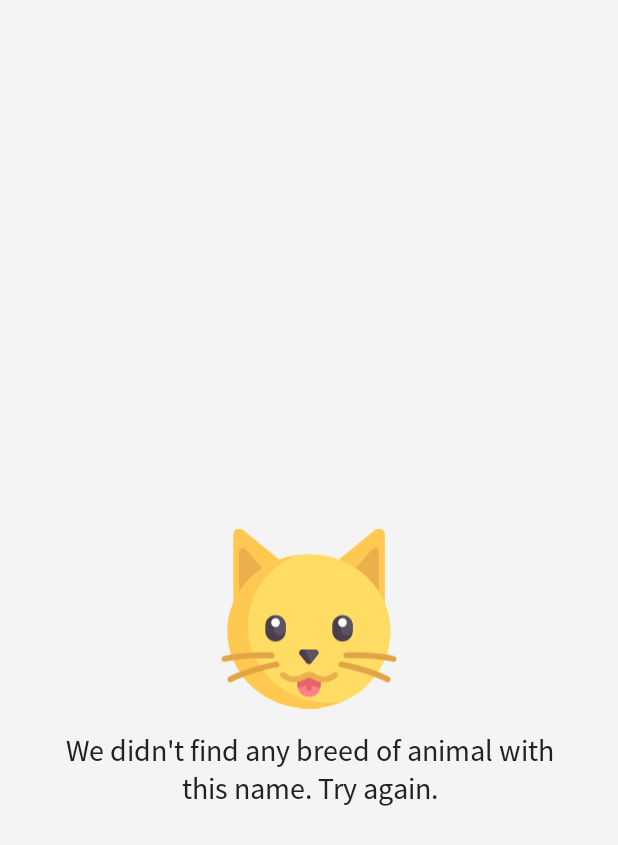
After one commit to lucasdias4/cat_and_dog_searcher, an Android app: the layout success_without_content_view.xml on its own in the app's theme, with its tools: preview values and no code run, on a phone screen of 412 x 824 dp. The commit adds this screen. Shown: the top 845 px of the screen. Run offline under Robolectric (Android 15) with nearby library versions, the phone set to English and light mode, and no system bars.

Commit message:
feature: success without content implemented

```diff
--- a/base/build.gradle
+++ b/base/build.gradle
@@ -44,6 +44,7 @@ android {
 dependencies {
     implementation project (Dependencies.Module.core)
     implementation project (Dependencies.Module.extensions)
+    implementation project (Dependencies.Module.resource)
     implementation project (Dependencies.Module.ui_component)
 
     implementation Dependencies.Core.navigation_fragment
--- a/base/src/main/java/com/lucasdias/base/presentation/BaseFragment.kt
+++ b/base/src/main/java/com/lucasdias/base/presentation/BaseFragment.kt
@@ -3,7 +3,6 @@ package com.lucasdias.base.presentation
 import android.os.Bundle
 import android.view.View
 import android.view.ViewGroup
-import android.widget.Toast
 import androidx.activity.OnBackPressedCallback
 import androidx.annotation.IdRes
 import androidx.annotation.LayoutRes
@@ -22,15 +21,17 @@ import org.koin.core.qualifier.named
 
 abstract class BaseFragment<T : Any>(
     @IdRes private val successViewId: Int,
+    @IdRes private val successWithoutContentViewId: Int? = null,
     @IdRes private val loadingViewId: Int,
     @IdRes private val errorViewId: Int,
     @LayoutRes private val fragmentLayoutId: Int
 ) : Fragment(fragmentLayoutId) {
 
     protected abstract val viewModel: BaseViewModel<T>
+    protected lateinit var loadingView: ShimmerFrameLayout
+    protected lateinit var errorView: ErrorViewComponent
     protected lateinit var successView: ViewGroup
-    protected lateinit var errorView: ErrorViewComponent
-    protected lateinit var loadingView: ShimmerFrameLayout
+    protected var successWithoutContentView: ViewGroup? = null
     private val connectivity by inject<Connectivity>(named(CONNECTIVITY))
 
     override fun onViewCreated(view: View, savedInstanceState: Bundle?) {
@@ -39,12 +40,19 @@ abstract class BaseFragment<T : Any>(
         connectivitySetup()
         setupErrorView(view)
         setupSuccessView(view)
+        setupSuccessWithoutContentView(view)
         setupLoadingView(view)
         viewModel.executeRequest()
     }
 
     private fun setupSuccessView(view: View) {
         successView = view.findViewById(successViewId)
+    }
+
+    private fun setupSuccessWithoutContentView(view: View) {
+        successWithoutContentViewId?.let { layoutId ->
+            successWithoutContentView = view.findViewById(layoutId)
+        }
     }
 
     private fun setupErrorView(view: View) {
@@ -85,6 +93,7 @@ abstract class BaseFragment<T : Any>(
         if (viewModel.isInitialRequest() && errorView.visibility != View.VISIBLE) {
             loadingView.visible()
             successView.animateVisibleToGone()
+            successWithoutContentView?.animateVisibleToGone()
         }
     }
 
@@ -92,12 +101,18 @@ abstract class BaseFragment<T : Any>(
         errorView.button.isLoading = false
 
         successView.animateGoneToVisible()
+        successWithoutContentView?.animateVisibleToGone()
         loadingView.animateVisibleToGone()
         errorView.animateVisibleToGone()
     }
 
     open fun onSuccessWithoutContent() {
-        Toast.makeText(requireContext(), "onSuccessWithoutContent", Toast.LENGTH_LONG).show()
+        errorView.button.isLoading = false
+
+        successWithoutContentView?.animateGoneToVisible()
+        successView.animateVisibleToGone()
+        loadingView.animateVisibleToGone()
+        errorView.animateVisibleToGone()
     }
 
     open fun onError(throwable: Throwable?) {
@@ -106,6 +121,7 @@ abstract class BaseFragment<T : Any>(
         } else if (viewModel.isInitialRequest()) {
             errorView.animateGoneToVisible()
             successView.animateVisibleToGone()
+            successWithoutContentView?.animateVisibleToGone()
             loadingView.animateVisibleToGone()
         }
     }
--- /dev/null
+++ b/base/src/main/res/layout/success_without_content_view.xml
@@ -0,0 +1,29 @@
+<?xml version="1.0" encoding="utf-8"?>
+<androidx.constraintlayout.widget.ConstraintLayout xmlns:android="http://schemas.android.com/apk/res/android"
+    xmlns:app="http://schemas.android.com/apk/res-auto"
+    android:layout_width="match_parent"
+    android:layout_height="match_parent"
+    android:background="@color/background_first">
+
+    <ImageView
+        android:id="@+id/icon_success_without_content_view"
+        android:layout_width="@dimen/width_icon_success_without_content_view"
+        android:layout_height="@dimen/height_icon_success_without_content_view"
+        android:src="@drawable/cat_icon"
+        app:layout_constraintBottom_toBottomOf="parent"
+        app:layout_constraintEnd_toEndOf="parent"
+        app:layout_constraintStart_toStartOf="parent"
+        app:layout_constraintTop_toTopOf="parent" />
+
+    <TextView
+        style="@style/P3"
+        android:layout_width="wrap_content"
+        android:layout_height="wrap_content"
+        android:gravity="center_horizontal"
+        android:paddingHorizontal="@dimen/padding_horizontal_text_success_without_content_view"
+        android:text="@string/text_success_without_content_view"
+        android:textColor="@color/text_first"
+        app:layout_constraintEnd_toEndOf="parent"
+        app:layout_constraintStart_toStartOf="parent"
+        app:layout_constraintTop_toBottomOf="@+id/icon_success_without_content_view" />
+</androidx.constraintlayout.widget.ConstraintLayout>
--- /dev/null
+++ b/base/src/main/res/values/dimens.xml
@@ -0,0 +1,7 @@
+<?xml version="1.0" encoding="utf-8"?>
+<resources>
+    <!--    Success Without Content View-->
+    <dimen name="width_icon_success_without_content_view">120dp</dimen>
+    <dimen name="height_icon_success_without_content_view">150dp</dimen>
+    <dimen name="padding_horizontal_text_success_without_content_view">40dp</dimen>
+</resources>
--- a/base/src/main/res/values/strings.xml
+++ b/base/src/main/res/values/strings.xml
@@ -1 +1,4 @@
-<resources></resources>
+<resources>
+    <!--    Success Without Content View-->
+    <string name="text_success_without_content_view">We didn\'t find any breed of animal with this name. Try again.</string>
+</resources>
--- a/data/src/main/java/com/lucasdias/data/repository/SearchCatByNameRepositoryImpl.kt
+++ b/data/src/main/java/com/lucasdias/data/repository/SearchCatByNameRepositoryImpl.kt
@@ -28,6 +28,8 @@ class SearchCatByNameRepositoryImpl(
         }
 
         this.value()?.let {
+            if (it.isEmpty()) return Resource.SuccessWithoutContent()
+
             val animals = it.toDomain(AnimalType.CAT)
 
             return Resource.Success(animals)
--- a/feature-animal/src/main/java/com/lucasdias/feature_animal/list/AnimalListFragment.kt
+++ b/feature-animal/src/main/java/com/lucasdias/feature_animal/list/AnimalListFragment.kt
@@ -17,6 +17,7 @@ import org.koin.core.parameter.parametersOf
 @Suppress("UNCHECKED_CAST")
 class AnimalListFragment : BaseFragment<List<Animal>>(
     successViewId = R.id.recycler_view_fragment_animal_list,
+    successWithoutContentViewId = R.id.success_without_content_fragment_animal_list,
     loadingViewId = R.id.loading_layout_fragment_animal_list,
     errorViewId = R.id.error_view_fragment_animal_list,
     fragmentLayoutId = R.layout.fragment_animal_list
--- a/feature-animal/src/main/res/layout/fragment_animal_list.xml
+++ b/feature-animal/src/main/res/layout/fragment_animal_list.xml
@@ -13,6 +13,12 @@
         android:layout_height="match_parent"
         android:visibility="gone" />
 
+    <include
+        android:id="@+id/success_without_content_fragment_animal_list"
+        layout="@layout/success_without_content_view"
+        android:visibility="gone" />
+
+
     <com.lucasdias.ui_components.error.ErrorViewComponent
         android:id="@+id/error_view_fragment_animal_list"
         android:layout_width="match_parent"
--- /dev/null
+++ b/resource/src/main/res/drawable/cat_icon.xml
@@ -0,0 +1,69 @@
+<vector xmlns:android="http://schemas.android.com/apk/res/android"
+    android:width="512dp"
+    android:height="512dp"
+    android:viewportWidth="512"
+    android:viewportHeight="512">
+  <path
+      android:pathData="M444.379,3.741c10.828,-8.798 27.018,-1.092 27.018,12.859v222.01l-182.26,-107.699L444.379,3.741z"
+      android:fillColor="#FFC850"/>
+  <path
+      android:pathData="M454.828,228.819l-110.973,-65.574l92.462,-104.241c6.465,-7.288 18.511,-2.716 18.511,7.027V228.819z"
+      android:fillColor="#EBAF4B"/>
+  <path
+      android:pathData="M67.619,3.741C56.79,-5.057 40.601,2.649 40.601,16.6v222.01l182.26,-107.699L67.619,3.741z"
+      android:fillColor="#FFC850"/>
+  <path
+      android:pathData="M57.17,228.819l110.973,-65.574L75.681,59.004c-6.465,-7.288 -18.511,-2.716 -18.511,7.027C57.17,66.031 57.17,228.819 57.17,228.819z"
+      android:fillColor="#EBAF4B"/>
+  <path
+      android:pathData="M24.029,292.46a231.97,219.54 0,1 0,463.94 0a231.97,219.54 0,1 0,-463.94 0z"
+      android:fillColor="#FFDC64"/>
+  <path
+      android:pathData="M289.137,429.155v16.569c0,18.302 -14.836,33.138 -33.138,33.138l0,0c-18.302,0 -33.138,-14.836 -33.138,-33.138v-16.569l33.138,-16.569L289.137,429.155z"
+      android:fillColor="#FF8087"/>
+  <path
+      android:pathData="M274.293,343.862h-36.588c-7.899,0 -12.273,9.157 -7.307,15.3l18.295,22.634c3.76,4.651 10.852,4.651 14.613,0l18.295,-22.634C286.566,353.019 282.193,343.862 274.293,343.862z"
+      android:fillColor="#5D5360"/>
+  <path
+      android:pathData="M479.673,437.439c-1.286,0 -2.593,-0.299 -3.815,-0.934c-50.092,-26.047 -128.491,-41.524 -129.28,-41.678c-4.49,-0.874 -7.419,-5.226 -6.545,-9.717c0.878,-4.494 5.186,-7.427 9.717,-6.545c3.301,0.643 81.515,16.076 133.754,43.239c4.057,2.112 5.639,7.111 3.527,11.173C485.555,435.813 482.667,437.439 479.673,437.439z"
+      android:fillColor="#E1A546"/>
+  <path
+      android:pathData="M496.255,379.451c-0.712,0 -1.436,-0.093 -2.156,-0.287c-46.435,-12.483 -130.87,-10.113 -131.703,-10.077c-4.652,0.134 -8.398,-3.459 -8.531,-8.03c-0.138,-4.575 3.459,-8.394 8.03,-8.531c3.56,-0.113 87.736,-2.476 136.509,10.635c4.417,1.189 7.035,5.732 5.849,10.153C503.257,377.012 499.912,379.447 496.255,379.451z"
+      android:fillColor="#E1A546"/>
+  <path
+      android:pathData="M313.991,495.431c-128.112,0 -231.967,-98.291 -231.967,-219.54c0,-89.035 56.034,-165.634 136.518,-200.081C108.248,92.762 24.032,183.285 24.032,292.46C24.032,413.709 127.887,512 255.999,512c34.037,0 66.328,-6.995 95.449,-19.459C339.25,494.416 326.748,495.431 313.991,495.431z"
+      android:fillColor="#FFC850"/>
+  <path
+      android:pathData="M32.324,437.439c-2.993,0 -5.882,-1.622 -7.358,-4.462c-2.112,-4.061 -0.53,-9.061 3.527,-11.173c52.24,-27.163 130.453,-42.596 133.754,-43.239c4.494,-0.902 8.839,2.055 9.717,6.545c0.874,4.49 -2.055,8.843 -6.545,9.717c-0.789,0.154 -79.189,15.631 -129.28,41.678C34.917,437.14 33.611,437.439 32.324,437.439z"
+      android:fillColor="#E1A546"/>
+  <path
+      android:pathData="M15.743,379.451c-3.657,0 -7.002,-2.439 -7.997,-6.137c-1.185,-4.421 1.432,-8.964 5.849,-10.153c48.777,-13.115 132.941,-10.736 136.509,-10.635c4.571,0.138 8.167,3.956 8.03,8.531c-0.138,4.571 -4.098,8.196 -8.531,8.03c-0.849,-0.028 -85.297,-2.407 -131.703,10.077C17.179,379.358 16.455,379.451 15.743,379.451z"
+      android:fillColor="#E1A546"/>
+  <path
+      android:pathData="M160.727,321.456L160.727,321.456c-15.948,0 -28.996,-13.048 -28.996,-28.996v-16.569c0,-15.948 13.048,-28.996 28.996,-28.996l0,0c15.948,0 28.996,13.048 28.996,28.996v16.569C189.723,308.407 176.675,321.456 160.727,321.456z"
+      android:fillColor="#4B3F4E"/>
+  <path
+      android:pathData="M160.727,246.895c-1.418,0 -2.778,0.221 -4.142,0.421v41.002c0,9.151 7.418,16.569 16.569,16.569s16.569,-7.418 16.569,-16.569v-12.427C189.723,259.943 176.674,246.895 160.727,246.895z"
+      android:fillColor="#5D5360"/>
+  <path
+      android:pathData="M160.729,267.61m-12.427,0a12.427,12.427 0,1 1,24.854 0a12.427,12.427 0,1 1,-24.854 0"
+      android:fillColor="#FFFFFF"/>
+  <path
+      android:pathData="M351.271,321.456L351.271,321.456c-15.948,0 -28.996,-13.048 -28.996,-28.996v-16.569c0,-15.948 13.048,-28.996 28.996,-28.996l0,0c15.948,0 28.996,13.048 28.996,28.996v16.569C380.267,308.407 367.219,321.456 351.271,321.456z"
+      android:fillColor="#4B3F4E"/>
+  <path
+      android:pathData="M351.271,246.895c-1.418,0 -2.778,0.221 -4.142,0.421v41.002c0,9.151 7.418,16.569 16.569,16.569s16.569,-7.418 16.569,-16.569v-12.427C380.267,259.943 367.219,246.895 351.271,246.895z"
+      android:fillColor="#5D5360"/>
+  <path
+      android:pathData="M351.269,267.61m-12.427,0a12.427,12.427 0,1 1,24.854 0a12.427,12.427 0,1 1,-24.854 0"
+      android:fillColor="#FFFFFF"/>
+  <path
+      android:pathData="M262.408,382.15l-18.295,-36.215c-0.332,-0.658 -0.518,-1.378 -0.769,-2.074h-5.639c-7.899,0 -12.273,9.157 -7.308,15.3l18.295,22.634c3.55,4.39 9.981,4.485 13.863,0.587C262.511,382.297 262.453,382.239 262.408,382.15z"
+      android:fillColor="#4B3F4E"/>
+  <path
+      android:pathData="M255.999,412.586l-33.138,16.569v16.569c0,2.629 0.383,5.154 0.961,7.606c8.337,-1.034 16.389,-3.449 23.892,-7.153v7.831c0,4.575 3.709,8.285 8.285,8.285c4.576,0 8.285,-3.709 8.285,-8.285v-7.83c7.504,3.704 15.556,6.119 23.892,7.152c0.578,-2.452 0.961,-4.978 0.961,-7.606v-16.569L255.999,412.586z"
+      android:fillColor="#E6646E"/>
+  <path
+      android:pathData="M297.422,437.439c-11.719,0 -23.013,-3.483 -32.653,-10.073c-5.162,-3.527 -12.374,-3.527 -17.544,0c-9.636,6.59 -20.93,10.073 -32.649,10.073c-14.259,0 -27.993,-5.275 -38.672,-14.85c-3.406,-3.058 -3.689,-8.297 -0.635,-11.703s8.281,-3.689 11.703,-0.635c13.911,12.483 35.683,13.847 50.905,3.434c10.841,-7.403 25.408,-7.403 36.241,0c15.226,10.408 37.001,9.041 50.913,-3.43c3.402,-3.05 8.636,-2.775 11.699,0.639c3.054,3.406 2.767,8.645 -0.639,11.699C325.41,432.168 311.681,437.439 297.422,437.439z"
+      android:fillColor="#EBAF4B"/>
+</vector>
```
